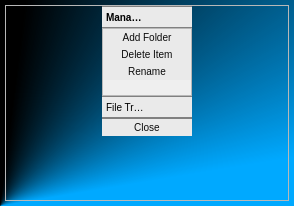
This is bin/data/ui/inventory.ui in realXtend/tundra as Qt 5 draws it before an edit. The edited form follows.
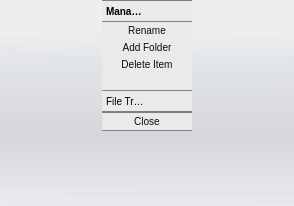
This is the edited form. Icons and pictures are not drawn.

Commit message: Renderer * Code cleanup/commenting * Removed Ogre::WindowEventListener as its not needed anymore with Qt * Window position goes now correctly to naali config from qt UI: * New theme and lots of tweaking * New ui files for core stuff Login: * Got rid of authentication field from start login and inworld login widget. Rex auth now account@server in the username field. TODO: Convert rest of inworld scene widgets to new theme tomorrow and check layouts from them. Feedback is welcome!

Diff of the .ui file:
```diff
--- a/bin/data/ui/inventory.ui
+++ b/bin/data/ui/inventory.ui
@@ -23,11 +23,15 @@
    <bool>false</bool>
   </property>
   <property name="styleSheet">
-   <string>    /* Containers */
+   <string notr="true">    /* Containers */
     QWidget#inventorymain {
-		background-color: qconicalgradient(cx:0, cy:1, angle:277.2, stop:0.267045 rgba(0, 169, 255, 255), stop:0.465909 rgba(0, 0, 0, 255));
+		background-color: none;
     }
 
+	QFrame#MainFrame {
+		background-color: qlineargradient(spread:pad, x1:0.006, y1:0, x2:0, y2:1, stop:0.142045 rgba(229, 234, 243, 50), stop:0.295455 rgba(209, 215, 221, 110), stop:0.65 rgba(179, 183, 196, 110), stop:1 rgba(222, 227, 236, 100));
+	}
+
     /* QToolBox */
     QToolBox::tab {
         font-size: 10px;
@@ -97,6 +101,7 @@
     }
     QPushButton#pushButton_Close {
         border-top: 1px solid grey;
+        border-bottom: 1px solid grey;
     }
    </string>
   </property>
@@ -105,15 +110,12 @@
     <number>0</number>
    </property>
    <property name="margin">
-    <number>5</number>
+    <number>0</number>
    </property>
    <item>
     <widget class="QFrame" name="MainFrame">
-     <property name="frameShape">
-      <enum>QFrame::StyledPanel</enum>
-     </property>
-     <property name="frameShadow">
-      <enum>QFrame::Raised</enum>
+     <property name="lineWidth">
+      <number>0</number>
      </property>
      <layout class="QVBoxLayout" name="verticalLayout">
       <property name="spacing">
@@ -123,7 +125,7 @@
        <number>0</number>
       </property>
       <item>
-       <layout class="QHBoxLayout" name="horizontalLayout_BottomContainer" stretch="0,0">
+       <layout class="QHBoxLayout" name="horizontalLayout_BottomContainer" stretch="0">
         <property name="spacing">
          <number>0</number>
         </property>
@@ -158,6 +160,9 @@
               <height>16777215</height>
              </size>
             </property>
+            <property name="styleSheet">
+             <string notr="true">QFrame { background-color: rgb(234, 234, 234); }</string>
+            </property>
             <property name="currentIndex">
              <number>0</number>
             </property>
@@ -165,13 +170,11 @@
              <number>0</number>
             </property>
             <widget class="QWidget" name="management">
-             <property name="geometry">
-              <rect>
-               <x>0</x>
-               <y>0</y>
-               <width>90</width>
-               <height>58</height>
-              </rect>
+             <property name="sizePolicy">
+              <sizepolicy hsizetype="Preferred" vsizetype="Fixed">
+               <horstretch>0</horstretch>
+               <verstretch>0</verstretch>
+              </sizepolicy>
              </property>
              <attribute name="label">
               <string>Management</string>
@@ -184,20 +187,12 @@
                <number>0</number>
               </property>
               <item>
-               <widget class="QFrame" name="managementFrame">
-                <property name="frameShape">
-                 <enum>QFrame::StyledPanel</enum>
+               <widget class="QPushButton" name="pushButton_Rename">
+                <property name="text">
+                 <string>Rename</string>
                 </property>
-                <property name="frameShadow">
-                 <enum>QFrame::Raised</enum>
-                </property>
-                <layout class="QVBoxLayout" name="verticalLayout_4">
-                 <property name="spacing">
-                  <number>0</number>
-                 </property>
-                 <property name="margin">
-                  <number>0</number>
-                 </property>
+               </widget>
+              </item>
                  <item>
                   <widget class="QPushButton" name="pushButton_AddFolder">
                    <property name="sizePolicy">
@@ -218,29 +213,6 @@
                    </property>
                   </widget>
                  </item>
-                 <item>
-                  <widget class="QPushButton" name="pushButton_Rename">
-                   <property name="text">
-                    <string>Rename</string>
-                   </property>
-                  </widget>
-                 </item>
-                 <item>
-                  <spacer name="verticalSpacer_2">
-                   <property name="orientation">
-                    <enum>Qt::Vertical</enum>
-                   </property>
-                   <property name="sizeHint" stdset="0">
-                    <size>
-                     <width>5</width>
-                     <height>5</height>
-                    </size>
-                   </property>
-                  </spacer>
-                 </item>
-                </layout>
-               </widget>
-              </item>
              </layout>
             </widget>
             <widget class="QWidget" name="fileTransfer">
```
Left out of the diff: 4 changed lines with no effect on the pictures. Lines whose indentation alone changed are shown as unchanged. The commit also changes 19 other files.
